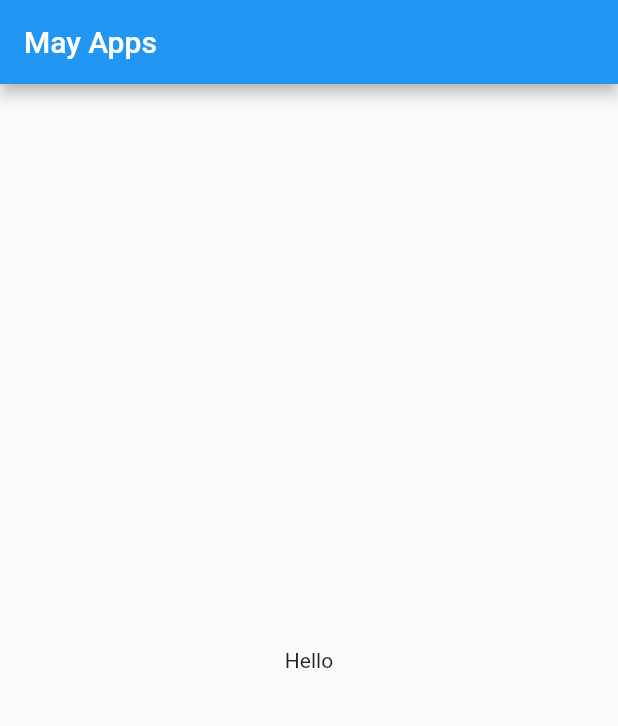
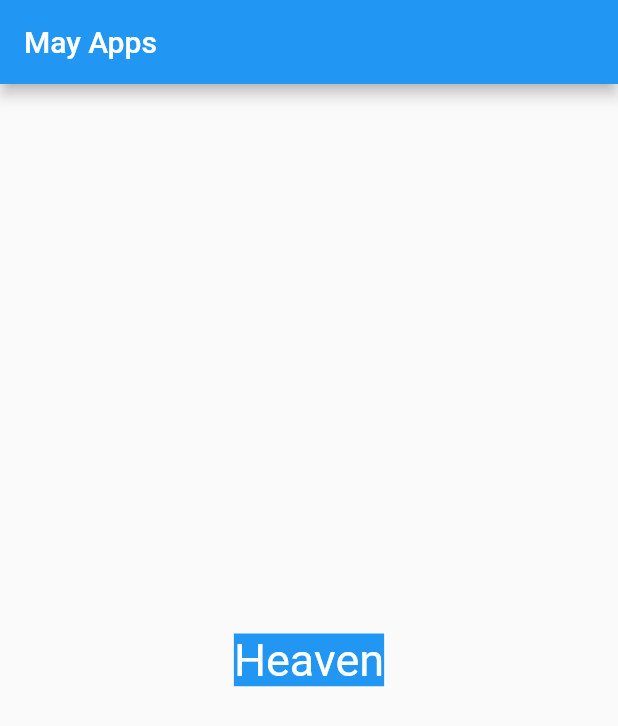
Before and after one commit to Al-gast/learnFlutter, a Flutter app: the screen it shows after launch, on a phone screen of 412 x 824 dp. Shown: the top 726 px of the screen. Run offline on Flutter 3.47's test engine with Material 2 defaults, Android fonts, the phone set to English and light mode, and no system bars.

Commit message:
text widget

```diff
--- a/lib/main.dart
+++ b/lib/main.dart
@@ -14,7 +14,17 @@ class MyApp extends StatelessWidget {
           title: const Text("May Apps"),
         ),
         body: const Center(
-          child: Text("Hello"),
+          child: Padding(
+            padding: EdgeInsets.all(8.0),
+            child: Text(
+              "Heaven",
+              style: TextStyle(
+                backgroundColor: Colors.blue,
+                color: Colors.white,
+                fontSize: 30,
+              ),
+            ),
+          ),
         ),
       ),
     );
```
